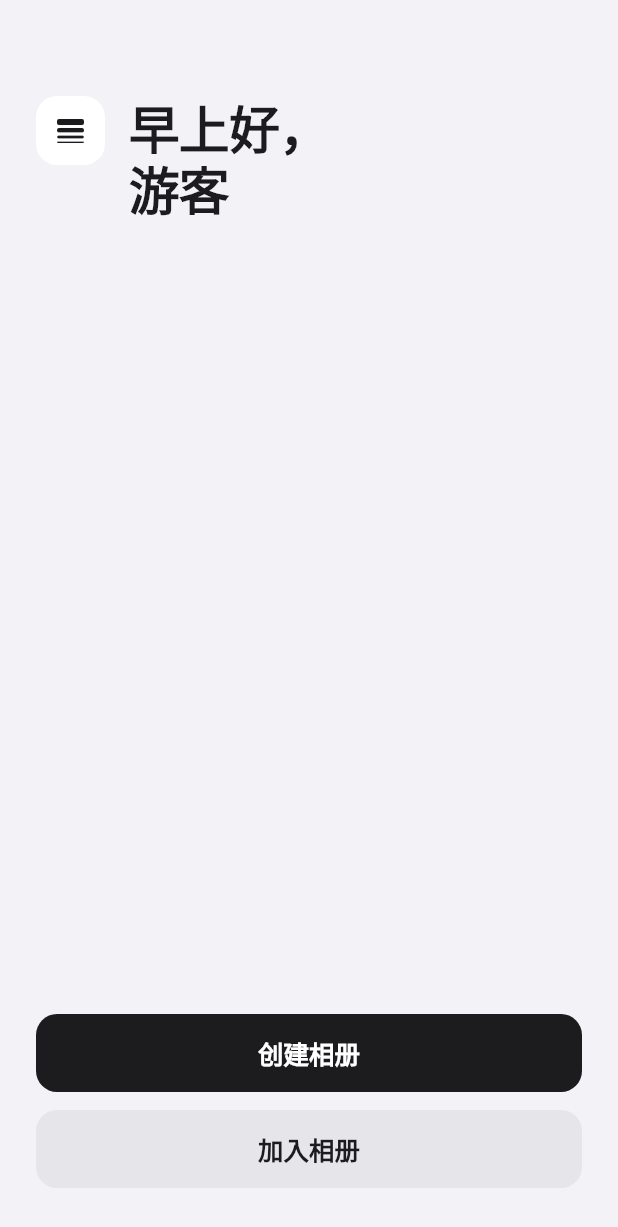
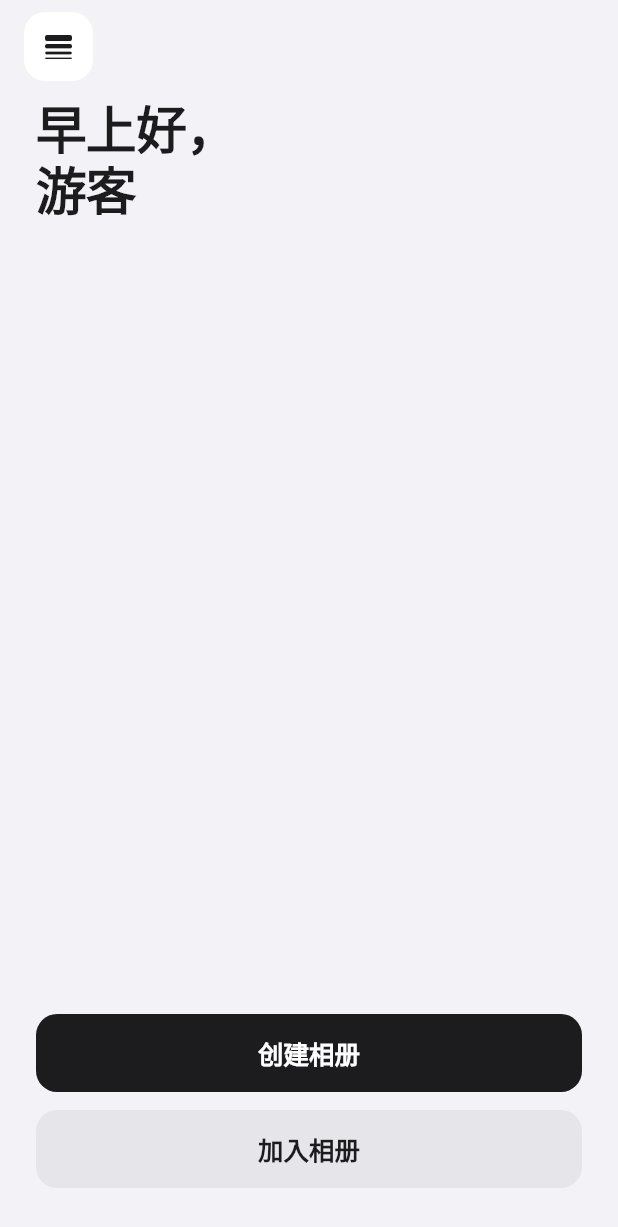
Before and after one commit to cldzjc/shared_album, a Flutter app: the screen it shows after launch, on a phone screen of 412 x 824 dp. Shown: the top 1227 px of the screen. Run offline on Flutter 3.47's test engine with Material 3 defaults, Android fonts, the phone set to English and light mode, and no system bars; our stand-ins replace cached_network_image, extended_image, flutter_cache_manager, flutter_riverpod, image_picker, supabase_flutter and 1 more; missing offline and left inert: dart:js_interop, gal; accounts and stored records are empty; network calls fail.

Commit message:
fix: improve auth UX and home page header layout
- auth_provider: add 30s timeouts to updateUser, profile update and sign-in so buttons recover when the network hangs
- login_page: show a friendly message for connection/network errors
- home_page: move the side-menu button to a fixed overlay position

```diff
--- a/lib/pages/home_page.dart
+++ b/lib/pages/home_page.dart
@@ -569,32 +569,8 @@ class _HomePageState extends ConsumerState<HomePage> {
                     child: Column(
                       crossAxisAlignment: CrossAxisAlignment.stretch,
                       children: [
-                        // ── Header：左上角菜单 + 问候语 ──
-                        Row(
-                          crossAxisAlignment: CrossAxisAlignment.start,
-                          children: [
-                            // 菜单按钮：点击展开右侧半屏功能面板
-                            Material(
-                              color: Colors.white,
-                              borderRadius: BorderRadius.circular(14),
-                              child: InkWell(
-                                borderRadius: BorderRadius.circular(14),
-                                onTap: () => _openSideMenu(theme, authState),
-                                child: Container(
-                                  width: 46,
-                                  height: 46,
-                                  alignment: Alignment.center,
-                                  child: const Icon(
-                                    Icons.line_weight_rounded,
-                                    size: 24,
-                                    color: Color(0xFF1C1C1E),
-                                  ),
-                                ),
-                              ),
-                            ),
-                            const SizedBox(width: 16),
-                            Expanded(
-                              child: Column(
+                        // ── Header：问候语 ──
+                        Column(
                           crossAxisAlignment: CrossAxisAlignment.start,
                           children: [
                             Text(
@@ -617,9 +593,6 @@ class _HomePageState extends ConsumerState<HomePage> {
                                 color: Color(0xFF1C1C1E),
                                 height: 1.2,
                                 letterSpacing: -0.5,
-                                    ),
-                                  ),
-                                ],
                               ),
                             ),
                           ],
@@ -657,6 +630,30 @@ class _HomePageState extends ConsumerState<HomePage> {
                           _buildAlbumList(theme, myAlbumsState),
                         ],
                       ],
+                    ),
+                  ),
+                ),
+              ),
+
+              // ── 固定左上角菜单按钮（点击展开右侧半屏功能面板） ──
+              Positioned(
+                top: 8,
+                left: 16,
+                child: Material(
+                  color: Colors.white,
+                  borderRadius: BorderRadius.circular(14),
+                  child: InkWell(
+                    borderRadius: BorderRadius.circular(14),
+                    onTap: () => _openSideMenu(theme, authState),
+                    child: Container(
+                      width: 46,
+                      height: 46,
+                      alignment: Alignment.center,
+                      child: const Icon(
+                        Icons.line_weight_rounded,
+                        size: 24,
+                        color: Color(0xFF1C1C1E),
+                      ),
                     ),
                   ),
                 ),
```
Also changed, not shown: lib/pages/login_page.dart (+13 -8 lines), lib/providers/auth_provider.dart (+17 -5 lines). Lines whose indentation alone changed are shown as unchanged.
